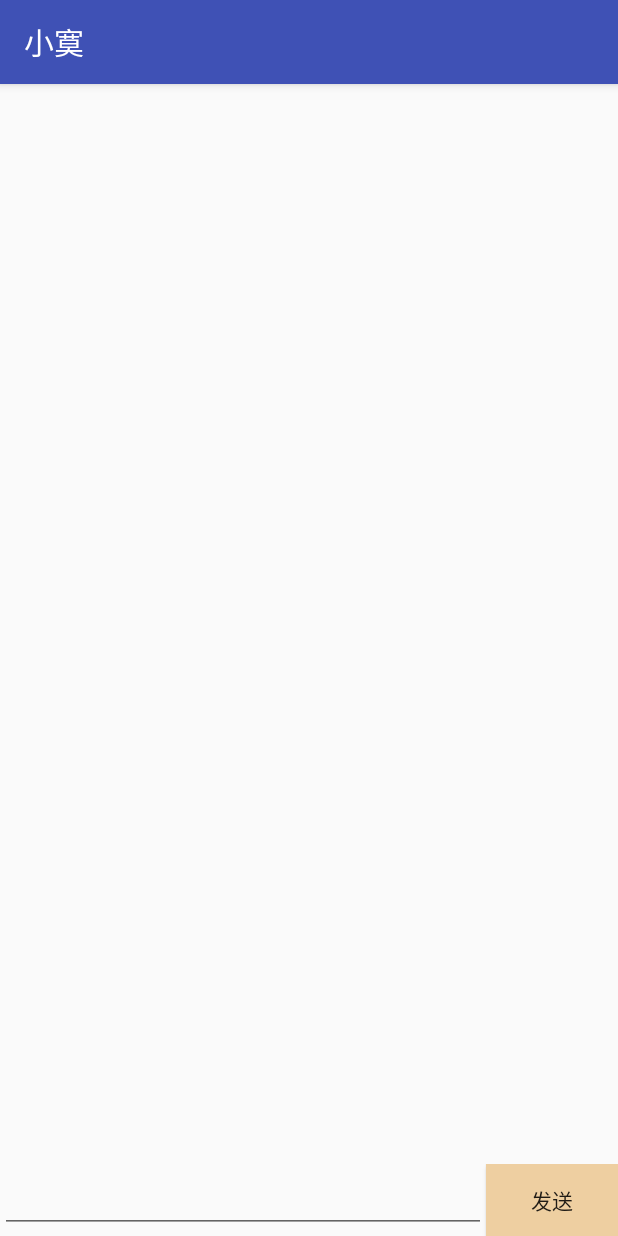
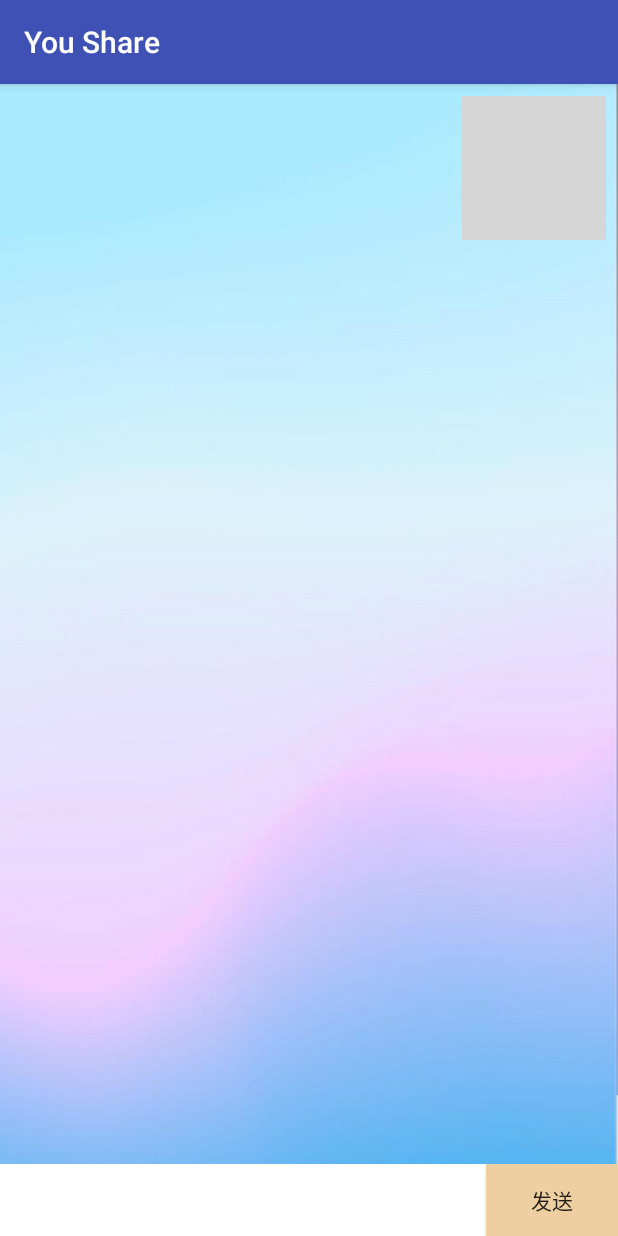
Before and after one commit to wochaha/Machine, an Android app: the screen it shows after launch (DialogueActivity), after a tap on "发送", on a phone screen of 412 x 824 dp. Run offline under Robolectric (Android 15) with nearby library versions, the phone set to English and light mode, and no system bars; 1 statement that could not run was skipped; grey boxes are pictures that could not be loaded.

Commit message:
画了个好看点的UI

```diff
--- a/app/src/main/AndroidManifest.xml
+++ b/app/src/main/AndroidManifest.xml
@@ -5,9 +5,9 @@
 
     <application
         android:allowBackup="true"
-        android:icon="@mipmap/ic_launcher"
+        android:icon="@drawable/ic_logo"
         android:label="@string/app_name"
-        android:roundIcon="@mipmap/ic_launcher_round"
+        android:roundIcon="@drawable/ic_logo"
         android:supportsRtl="true"
         android:theme="@style/AppTheme">
         <activity android:name=".activity.DialogueActivity">
--- a/app/src/main/res/layout/activity_dialogue.xml
+++ b/app/src/main/res/layout/activity_dialogue.xml
@@ -5,6 +5,7 @@
     android:layout_width="match_parent"
     android:layout_height="match_parent"
     android:orientation="vertical"
+    android:background="@drawable/background"
     tools:context=".activity.DialogueActivity">
 
 
@@ -18,12 +19,20 @@
         android:layout_width="match_parent"
         android:layout_height="wrap_content">
 
-        <EditText
-            android:id="@+id/input"
-            android:inputType="text"
+        <LinearLayout
+            android:background="#ffff"
             android:layout_weight="1"
             android:layout_width="0dp"
-            android:layout_height="wrap_content" />
+            android:layout_height="match_parent">
+
+            <EditText
+                android:background="@null"
+                android:id="@+id/input"
+                android:inputType="text"
+                android:layout_width="match_parent"
+                android:layout_height="match_parent" />
+
+        </LinearLayout>
 
         <Button
             android:text="@string/send"
--- a/app/src/main/res/layout/msg_item.xml
+++ b/app/src/main/res/layout/msg_item.xml
@@ -5,6 +5,8 @@
     android:orientation="vertical">
 
     <LinearLayout
+        android:background="@drawable/ic_dialog_left"
+        android:layout_margin="8dp"
         android:id="@+id/left_layout"
         android:layout_gravity="left"
         android:layout_width="wrap_content"
@@ -13,9 +15,8 @@
 
         <TextView
             android:textSize="18sp"
-            android:background="@color/colorAccent"
             android:textColor="#000"
-            android:layout_margin="5dp"
+            android:layout_margin="6dp"
             android:layout_gravity="center"
             android:id="@+id/left_msg"
             android:layout_width="wrap_content"
@@ -24,6 +25,8 @@
     </LinearLayout>
 
     <LinearLayout
+        android:background="@drawable/ic_dialog_right"
+        android:layout_margin="8dp"
         android:id="@+id/right_layout"
         android:layout_gravity="right"
         android:layout_width="wrap_content"
@@ -32,9 +35,8 @@
 
         <TextView
             android:textSize="18sp"
-            android:background="@color/colorPrimary"
             android:textColor="#000"
-            android:layout_margin="5dp"
+            android:layout_margin="6dp"
             android:layout_gravity="center"
             android:id="@+id/right_msg"
             android:layout_width="wrap_content"
--- a/app/src/main/res/values/strings.xml
+++ b/app/src/main/res/values/strings.xml
@@ -1,4 +1,4 @@
 <resources>
-    <string name="app_name">小寞</string>
+    <string name="app_name">You Share</string>
     <string name="send">发送</string>
 </resources>
--- a/build.gradle
+++ b/build.gradle
@@ -7,7 +7,7 @@ buildscript {
         jcenter()
     }
     dependencies {
-        classpath 'com.android.tools.build:gradle:3.1.3'
+        classpath 'com.android.tools.build:gradle:3.2.1'
 
 
         // NOTE: Do not place your application dependencies here; they belong
```
Also changed, not shown: app/src/main/res/drawable/background.png (added), app/src/main/res/drawable/ic_logo.png (added), gradle/wrapper/gradle-wrapper.properties.
